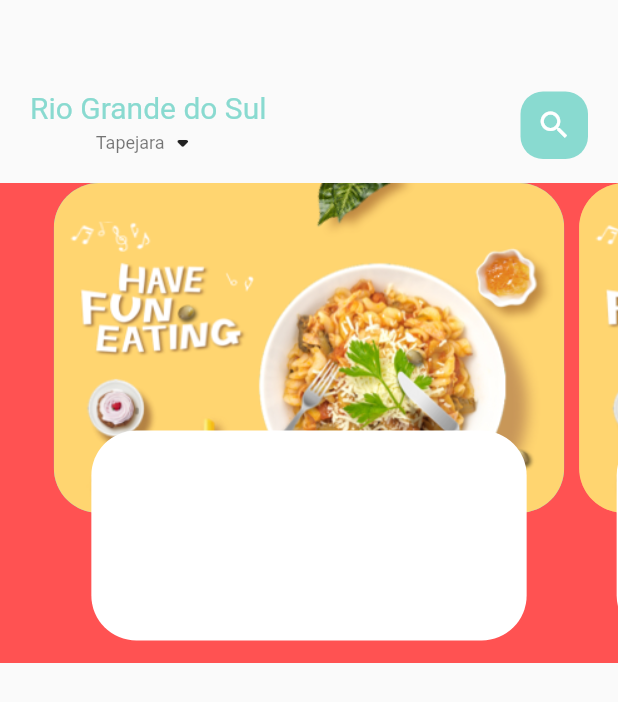
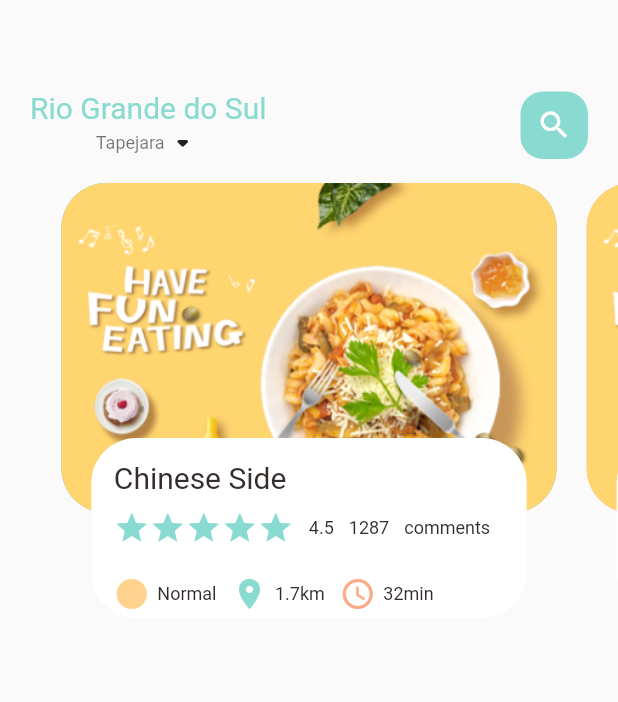
Before and after one commit to williamsimionatto/food_app, a Flutter app: the screen it shows after launch, on a phone screen of 412 x 824 dp. Shown: the top 702 px of the screen. Run offline on Flutter 3.47's test engine with Material 2 defaults, Android fonts, the phone set to English and light mode, and no system bars.

Commit message:
feat: create food details widget

```diff
--- a/lib/ui/pages/home/food_page_body.dart
+++ b/lib/ui/pages/home/food_page_body.dart
@@ -1,3 +1,7 @@
+import 'package:delivery_food_app/ui/utils/colors.dart';
+import 'package:delivery_food_app/ui/widgets/big_text.dart';
+import 'package:delivery_food_app/ui/widgets/icon_text.dart';
+import 'package:delivery_food_app/ui/widgets/small_text.dart';
 import 'package:flutter/material.dart';
 
 class FoodPageBody extends StatefulWidget {
@@ -12,8 +16,7 @@ class _FoodPageBodyState extends State<FoodPageBody> {
 
   @override
   Widget build(BuildContext context) {
-    return Container(
-      color: Colors.redAccent,
+    return SizedBox(
       height: 320,
       child: PageView.builder(
         controller: pageController,
@@ -30,7 +33,7 @@ class _FoodPageBodyState extends State<FoodPageBody> {
       children: [
         Container(
           height: 220,
-          margin: const EdgeInsets.only(left: 5, right: 5),
+          margin: const EdgeInsets.only(left: 10, right: 10),
           decoration: BoxDecoration(
             borderRadius: BorderRadius.circular(30),
             color: index.isEven
@@ -45,11 +48,61 @@ class _FoodPageBodyState extends State<FoodPageBody> {
         Align(
           alignment: Alignment.bottomCenter,
           child: Container(
-            height: 140,
-            margin: const EdgeInsets.only(left: 30, right: 30, bottom: 15),
+            height: 120,
+            margin: const EdgeInsets.only(left: 30, right: 30, bottom: 30),
             decoration: BoxDecoration(
               borderRadius: BorderRadius.circular(30),
               color: Colors.white,
+            ),
+            child: Container(
+              padding: const EdgeInsets.only(top: 15, left: 15, right: 15),
+              child: Column(
+                crossAxisAlignment: CrossAxisAlignment.start,
+                children: <Widget>[
+                  const BigText(text: 'Chinese Side'),
+                  const SizedBox(height: 10),
+                  Row(
+                    children: [
+                      Wrap(
+                        children: List.generate(5, (index) {
+                          return const Icon(
+                            Icons.star,
+                            color: AppColors.mainColor,
+                          );
+                        }),
+                      ),
+                      const SizedBox(width: 10),
+                      const SmallText(text: "4.5"),
+                      const SizedBox(width: 10),
+                      const SmallText(text: "1287"),
+                      const SizedBox(width: 10),
+                      const SmallText(text: "comments"),
+                    ],
+                  ),
+                  const SizedBox(height: 20),
+                  Row(
+                    children: const <Widget>[
+                      IconText(
+                        icon: Icons.circle_sharp,
+                        text: "Normal",
+                        iconColor: AppColors.iconColor1,
+                      ),
+                      SizedBox(width: 10),
+                      IconText(
+                        icon: Icons.location_on,
+                        text: "1.7km",
+                        iconColor: AppColors.mainColor,
+                      ),
+                      SizedBox(width: 10),
+                      IconText(
+                        icon: Icons.access_time_rounded,
+                        text: "32min",
+                        iconColor: AppColors.iconColor2,
+                      )
+                    ],
+                  ),
+                ],
+              ),
             ),
           ),
         ),
--- /dev/null
+++ b/lib/ui/widgets/icon_text.dart
@@ -0,0 +1,29 @@
+import 'package:delivery_food_app/ui/widgets/small_text.dart';
+import 'package:flutter/material.dart';
+
+class IconText extends StatelessWidget {
+  final IconData icon;
+  final String text;
+  final Color iconColor;
+
+  const IconText({
+    required this.icon,
+    required this.text,
+    required this.iconColor,
+    super.key,
+  });
+
+  @override
+  Widget build(BuildContext context) {
+    return Row(
+      children: [
+        Icon(
+          icon,
+          color: iconColor,
+        ),
+        const SizedBox(width: 5),
+        SmallText(text: text)
+      ],
+    );
+  }
+}
--- a/lib/ui/widgets/widgets.dart
+++ b/lib/ui/widgets/widgets.dart
@@ -1,2 +1,3 @@
 export './big_text.dart';
 export './small_text.dart';
+export './text_icon.dart';
```
